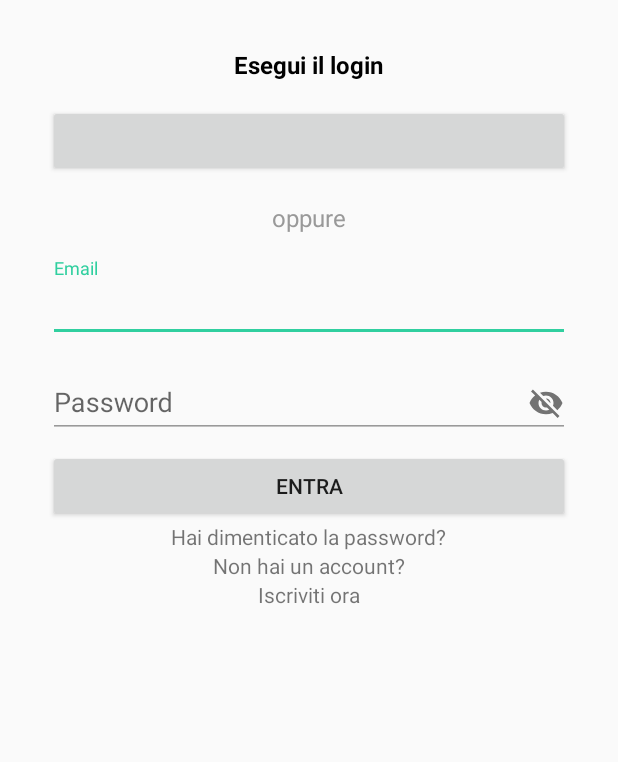
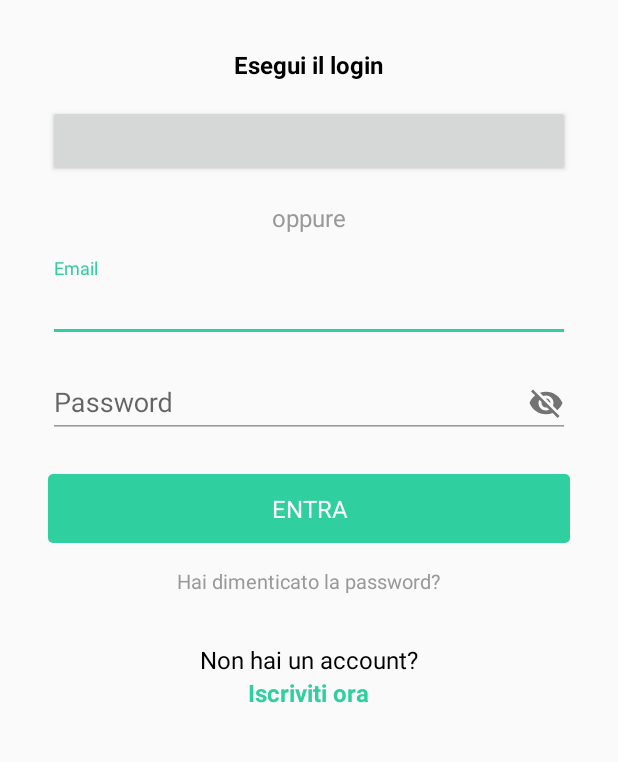
Before and after one commit to MrAPPs-RSM/MrAppsAndroidBase, an Android app: the LoginActivity screen opened directly, with no data from a screen before it, on a phone screen of 412 x 824 dp, the part 84-846 px from its top. Run offline under Robolectric (Android 15) with nearby library versions, the phone set to English and light mode, and no system bars; libraries missing offline, so code that uses them is left out: com.facebook, com.facebook.login, com.koushikdutta.async, com.koushikdutta.ion; plain views replace LoginButton; pictures from the network do not load; 6 statements that could not run were skipped.

Commit message:
Finita stylizzazione schermata di login Aggiunti metodi per parametrizzazione colori normali e pressed

```diff
--- a/androidbase/src/main/java/com/mr_apps/androidbase/account/BaseLoginActivity.java
+++ b/androidbase/src/main/java/com/mr_apps/androidbase/account/BaseLoginActivity.java
@@ -1,8 +1,12 @@
 package com.mr_apps.androidbase.account;
 
 import android.content.Intent;
+import android.graphics.Color;
+import android.graphics.drawable.GradientDrawable;
+import android.os.Build;
 import android.os.Bundle;
 import android.support.annotation.Nullable;
+import android.support.v4.content.ContextCompat;
 import android.support.v7.widget.AppCompatButton;
 import android.support.v7.widget.AppCompatEditText;
 import android.support.v7.widget.AppCompatTextView;
@@ -36,9 +40,8 @@ public abstract class BaseLoginActivity extends AbstractBaseActivity {
 
     AppCompatEditText email;
     PasswordView password;
-    AppCompatButton login;
     LoginButton loginButton;
-    AppCompatTextView forgetPwd, subscribe;
+    AppCompatTextView forgetPwd, subscribe, login;
     WarningTextInputLayout til_email, til_password;
 
     @Override
@@ -102,10 +105,12 @@ public abstract class BaseLoginActivity extends AbstractBaseActivity {
         til_email = (WarningTextInputLayout) findViewById(R.id.til_email);
         til_password = (WarningTextInputLayout) findViewById(R.id.til_password);
 
-        login = (AppCompatButton) findViewById(R.id.login);
+        login = (AppCompatTextView) findViewById(R.id.login);
 
         forgetPwd = (AppCompatTextView) findViewById(R.id.forget_pwd);
         subscribe = (AppCompatTextView) findViewById(R.id.iscriviti);
+
+        login.setBackgroundDrawable(Utils.getButtonSelector(ContextCompat.getColor(this, R.color.colorAccent), this));
 
         login.setOnClickListener(new View.OnClickListener() {
             @Override
--- a/androidbase/src/main/java/com/mr_apps/androidbase/utils/Utils.java
+++ b/androidbase/src/main/java/com/mr_apps/androidbase/utils/Utils.java
@@ -1,12 +1,18 @@
 package com.mr_apps.androidbase.utils;
 
 import android.content.Context;
+import android.graphics.Color;
+import android.graphics.drawable.GradientDrawable;
+import android.graphics.drawable.StateListDrawable;
 import android.location.Location;
 import android.net.ConnectivityManager;
 import android.net.NetworkInfo;
 import android.os.Environment;
+import android.support.v4.content.ContextCompat;
 import android.text.TextUtils;
 import android.util.DisplayMetrics;
+
+import com.mr_apps.androidbase.R;
 
 import java.io.File;
 import java.text.SimpleDateFormat;
@@ -117,4 +123,31 @@ public class Utils {
         return px;
     }
 
+    public static StateListDrawable getButtonSelector(int color, Context context) {
+
+        GradientDrawable standardDrawable = new GradientDrawable();
+        standardDrawable.setCornerRadius(Utils.dpToPx(3, context));
+        standardDrawable.setColor(color);
+
+        GradientDrawable pressedDrawable = new GradientDrawable();
+        pressedDrawable.setCornerRadius(Utils.dpToPx(3, context));
+        pressedDrawable.setColor(getDarker(ContextCompat.getColor(context, R.color.colorAccent)));
+
+        StateListDrawable states = new StateListDrawable();
+        int statePressed = android.R.attr.state_pressed;
+        states.addState(new int[]{-statePressed}, standardDrawable);
+        states.addState(new int[]{statePressed}, pressedDrawable);
+
+        return states;
+    }
+
+    public static int getDarker(int col) {
+        float[] hsv = new float[3];
+
+        Color.colorToHSV(col, hsv);
+
+        hsv[2] = (float) (0.5);
+
+        return Color.HSVToColor(hsv);
+    }
 }
--- a/androidbase/src/main/res/layout/activity_login.xml
+++ b/androidbase/src/main/res/layout/activity_login.xml
@@ -7,14 +7,20 @@
 
     <include layout="@layout/account_toolbar" />
 
+    <ScrollView
+        android:layout_width="match_parent"
+        android:layout_height="match_parent">
+
         <LinearLayout
             android:layout_width="match_parent"
             android:layout_height="wrap_content"
-        android:layout_margin="@dimen/default_extra_large_margin_or_padding"
+            android:layout_marginLeft="@dimen/default_extra_large_margin_or_padding"
+            android:layout_marginRight="@dimen/default_extra_large_margin_or_padding"
             android:gravity="center_horizontal"
             android:orientation="vertical">
 
             <android.support.v7.widget.AppCompatTextView
+                android:layout_marginTop="@dimen/default_extra_large_margin_or_padding"
                 style="@style/LoginPrimaryTextStyle"
                 android:text="@string/Esegui_il_login" />
 
@@ -51,29 +57,31 @@
 
             </com.mr_apps.androidbase.custom_views.WarningTextInputLayout>
 
-        <android.support.v7.widget.AppCompatButton
+            <android.support.v7.widget.AppCompatTextView
                 android:id="@+id/login"
-            android:layout_width="match_parent"
-            android:layout_height="wrap_content"
+                style="@style/ButtonStyle"
                 android:text="@string/Entra" />
 
             <android.support.v7.widget.AppCompatTextView
                 android:id="@+id/forget_pwd"
-            android:layout_width="wrap_content"
-            android:layout_height="wrap_content"
-            android:text="@string/Password_dimenticata" />
+                style="@style/LoginSecondaryTextStyle"
+                android:text="@string/Password_dimenticata"
+                android:textSize="13sp" />
 
             <android.support.v7.widget.AppCompatTextView
-            android:layout_width="wrap_content"
-            android:layout_height="wrap_content"
-            android:text="@string/Nessun_account" />
+                style="@style/LoginSecondaryTextStyle"
+                android:layout_marginBottom="0dp"
+                android:text="@string/Nessun_account"
+                android:textColor="@android:color/black" />
 
             <android.support.v7.widget.AppCompatTextView
                 android:id="@+id/iscriviti"
-            android:layout_width="wrap_content"
-            android:layout_height="wrap_content"
-            android:text="@string/Iscriviti_ora" />
+                style="@style/LoginPrimaryTextStyle"
+                android:text="@string/Iscriviti_ora"
+                android:textColor="@color/colorAccent" />
 
         </LinearLayout>
 
+    </ScrollView>
+
 </LinearLayout>
--- a/androidbase/src/main/res/values/styles.xml
+++ b/androidbase/src/main/res/values/styles.xml
@@ -10,14 +10,15 @@
         <item name="colorAccent">@android:color/white</item>
     </style>
 
-    <style name="ButtonStyle" parent="Base.Widget.AppCompat.Button.Borderless">
+    <style name="ButtonStyle" parent="android:TextAppearance">
         <item name="android:layout_width">match_parent</item>
         <item name="android:layout_height">wrap_content</item>
-        <item name="android:layout_gravity">center_vertical</item>
-        <item name="android:background">@drawable/default_button</item>
+        <item name="android:gravity">center</item>
+        <item name="android:layout_marginTop">@dimen/default_very_large_margin_or_padding</item>
         <item name="android:textColor">@android:color/white</item>
         <item name="android:textSize">16sp</item>
         <item name="android:textAllCaps">true</item>
+        <item name="android:padding">@dimen/default_large_margin_or_padding</item>
     </style>
 
     <style name="LoginPrimaryTextStyle" parent="android:TextAppearance">
@@ -44,6 +45,8 @@
         <item name="android:paddingBottom">@dimen/default_large_margin_or_padding</item>
         <item name="android:paddingLeft">@dimen/default_very_large_margin_or_padding</item>
         <item name="android:paddingRight">@dimen/default_very_large_margin_or_padding</item>
+        <item name="android:textSize">16sp</item>
+        <item name="android:textStyle">normal</item>
     </style>
 
     <style name="EditTextStyle" parent="Widget.AppCompat.EditText">
```
Lines whose indentation alone changed are shown as unchanged.
